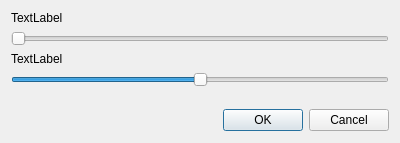
This is src/RotateDialog.ui in Helios-vmg/Borderless as Qt 5 draws it before an edit. The edited form follows.
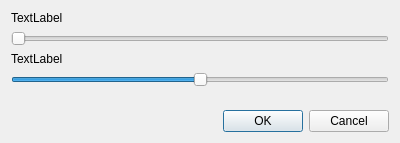
This is the edited form.

Commit message: Improving GUI on high-DPI displays.

Diff of the .ui file:
```diff
--- a/src/RotateDialog.ui
+++ b/src/RotateDialog.ui
@@ -14,7 +14,7 @@
    </rect>
   </property>
   <property name="sizePolicy">
-   <sizepolicy hsizetype="Minimum" vsizetype="Maximum">
+   <sizepolicy hsizetype="Preferred" vsizetype="Preferred">
     <horstretch>0</horstretch>
     <verstretch>0</verstretch>
    </sizepolicy>
@@ -22,13 +22,13 @@
   <property name="minimumSize">
    <size>
     <width>400</width>
-    <height>143</height>
+    <height>0</height>
    </size>
   </property>
   <property name="maximumSize">
    <size>
     <width>16777215</width>
-    <height>143</height>
+    <height>16777215</height>
    </size>
   </property>
   <property name="windowTitle">
@@ -101,7 +101,7 @@
    <item>
     <widget class="QDialogButtonBox" name="buttonBox">
      <property name="sizePolicy">
-      <sizepolicy hsizetype="Expanding" vsizetype="Fixed">
+      <sizepolicy hsizetype="Expanding" vsizetype="Preferred">
        <horstretch>0</horstretch>
        <verstretch>0</verstretch>
       </sizepolicy>
@@ -109,13 +109,13 @@
      <property name="minimumSize">
       <size>
        <width>0</width>
-       <height>23</height>
+       <height>0</height>
       </size>
      </property>
      <property name="maximumSize">
       <size>
        <width>16777215</width>
-       <height>23</height>
+       <height>16777215</height>
       </size>
      </property>
      <property name="orientation">
```
The commit also changes 3 other files.
